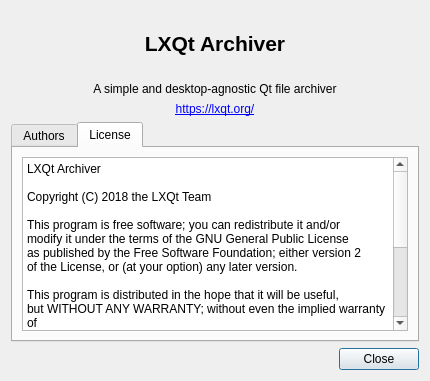
Before: the Qt Designer form src/about.ui in lxqt/lxqt-archiver, drawn with Qt 5.
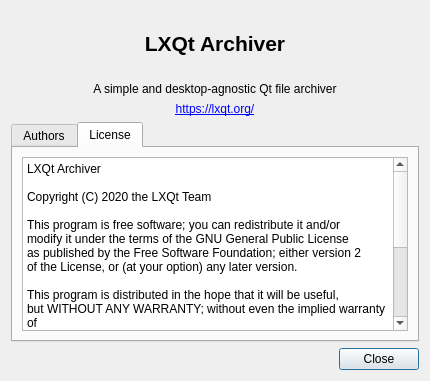
After: the same form once the commit is applied. The open tabs and pages were chosen to show the change. Icons and pictures are not drawn.

Commit message:
Update about dialog
Happy new year :)

Patch:
```diff
--- a/src/about.ui
+++ b/src/about.ui
@@ -121,7 +121,7 @@
          <property name="plainText">
           <string>LXQt Archiver
 
-Copyright (C) 2018 the LXQt Team
+Copyright (C) 2020 the LXQt Team
 
 This program is free software; you can redistribute it and/or
 modify it under the terms of the GNU General Public License
```
